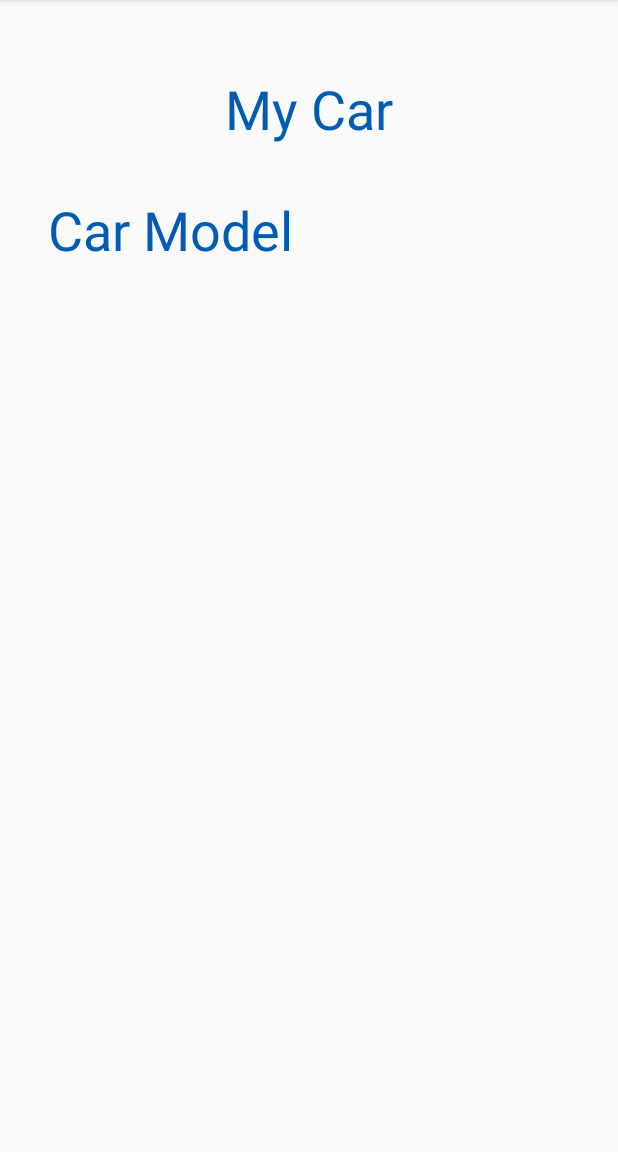
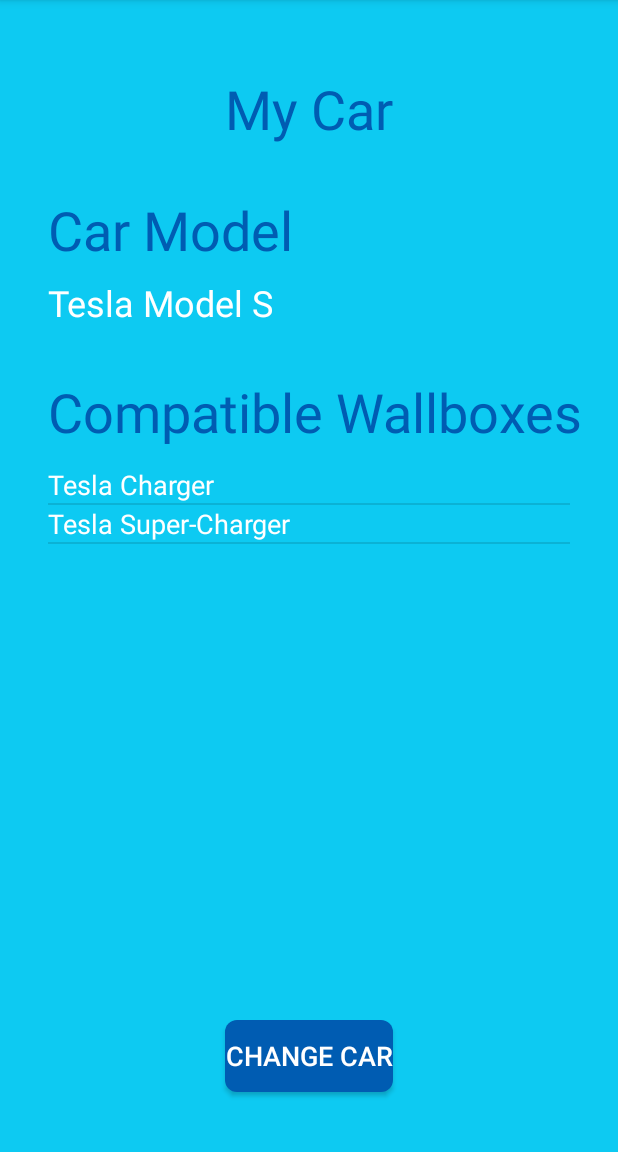
Before and after one commit to Catalinu23/Wallbox4Share, an Android app: the MyCarActivity screen opened directly, with no data from a screen before it, on a phone screen of 412 x 824 dp, the part 84-1236 px from its top. Run offline under Robolectric (Android 15) with nearby library versions, the phone set to English and light mode, and no system bars.

Commit message:
added "My Car" section

```diff
--- a/app/src/main/java/com/example/wallbox4share/MapActivity.java
+++ b/app/src/main/java/com/example/wallbox4share/MapActivity.java
@@ -39,7 +39,6 @@ public class MapActivity extends FragmentActivity implements OnMapReadyCallback,
     private static final int REQUEST_CODE = 101;
     private GoogleMap mMap;
     private Geocoder geocoder;
-
 
     @Override
     protected void onCreate(Bundle savedInstanceState) {
--- a/app/src/main/java/com/example/wallbox4share/MyCarActivity.java
+++ b/app/src/main/java/com/example/wallbox4share/MyCarActivity.java
@@ -1,16 +1,80 @@
 package com.example.wallbox4share;
 
+import androidx.annotation.NonNull;
+import androidx.annotation.Nullable;
 import androidx.appcompat.app.AppCompatActivity;
 
+import android.app.AlertDialog;
+import android.content.Context;
 import android.os.Bundle;
+import android.util.Log;
+import android.view.LayoutInflater;
+import android.view.View;
+import android.widget.ArrayAdapter;
+import android.widget.Button;
+import android.widget.ListView;
+import android.widget.Spinner;
+import android.widget.TextView;
+
+import java.util.ArrayList;
+import java.util.Collection;
+import java.util.HashMap;
+import java.util.Map;
+import java.util.Set;
+
+import static java.sql.DriverManager.println;
 
 public class MyCarActivity extends AppCompatActivity {
+
+    ArrayList<String> carsArray = new ArrayList<String>();
 
     @Override
     protected void onCreate(Bundle savedInstanceState) {
         super.onCreate(savedInstanceState);
         setContentView(R.layout.activity_my_car);
 
+        carsArray.add("Tesla Model S");
+        carsArray.add("Tesla Model 3");
+        carsArray.add("Tesla Model X");
+        carsArray.add("Tesla Model Y");
 
+        ArrayList teslaModelS = new ArrayList();
+        teslaModelS.add("Tesla Charger");
+        teslaModelS.add("Tesla Super-Charger");
+
+        ListView compatibleWallboxesListView = findViewById(R.id.compatibleWallboxesListView);
+        ArrayAdapter arrayAdapter = new ArrayAdapter(this, R.layout.custom_list_view_layout, teslaModelS);
+        compatibleWallboxesListView.setAdapter(arrayAdapter);
+
+        Button changeCarButton = findViewById(R.id.changeCarButton);
+        TextView carModelText = findViewById(R.id.carModelText);
+
+        Context mContext = this;
+
+        changeCarButton.setOnClickListener(new View.OnClickListener() {
+            @Override
+            public void onClick(View v) {
+                openDialog(mContext);
+            }
+        });
     }
+
+    public void openDialog(Context context) {
+        View dialogView = LayoutInflater.from(context).inflate(R.layout.change_car_dialog_layout, null);
+        AlertDialog alertDialog = new AlertDialog.Builder(context).create();
+        alertDialog.setView(dialogView);
+
+        Spinner spinner = dialogView.findViewById(R.id.spinner);
+        Button okButton = dialogView.findViewById(R.id.okButton);
+
+        spinner.setAdapter(new ArrayAdapter(this, R.layout.support_simple_spinner_dropdown_item, carsArray));
+        okButton.setOnClickListener(new View.OnClickListener() {
+            @Override
+            public void onClick(View v) {
+                alertDialog.dismiss();
+            }
+        });
+        alertDialog.show();
+    }
+
 }
--- a/app/src/main/res/layout/activity_my_car.xml
+++ b/app/src/main/res/layout/activity_my_car.xml
@@ -4,6 +4,7 @@
     xmlns:tools="http://schemas.android.com/tools"
     android:layout_width="match_parent"
     android:layout_height="match_parent"
+    android:background="@color/light_blue"
     tools:context=".MyCarActivity">
 
     <TextView
@@ -29,4 +30,57 @@
         android:textSize="36sp"
         app:layout_constraintStart_toStartOf="parent"
         app:layout_constraintTop_toBottomOf="@+id/myCarTitleTextView" />
+
+    <TextView
+        android:id="@+id/compatibleWallboxessTextView"
+        android:layout_width="wrap_content"
+        android:layout_height="wrap_content"
+        android:layout_marginStart="32dp"
+        android:layout_marginTop="32dp"
+        android:text="Compatible Wallboxes"
+        android:textColor="@color/purple_500"
+        android:textSize="36sp"
+        app:layout_constraintStart_toStartOf="parent"
+        app:layout_constraintTop_toBottomOf="@+id/carModelText" />
+
+    <TextView
+        android:id="@+id/carModelText"
+        android:layout_width="wrap_content"
+        android:layout_height="wrap_content"
+        android:layout_marginStart="32dp"
+        android:layout_marginTop="8dp"
+        android:text="Tesla Model S"
+        android:textColor="@color/white"
+        android:textColorLink="@color/white"
+        android:textSize="24sp"
+        app:layout_constraintStart_toStartOf="parent"
+        app:layout_constraintTop_toBottomOf="@+id/CarModelTextView" />
+
+    <ListView
+        android:id="@+id/compatibleWallboxesListView"
+        android:layout_width="0dp"
+        android:layout_height="0dp"
+        android:layout_marginStart="32dp"
+        android:layout_marginTop="12dp"
+        android:layout_marginEnd="32dp"
+        android:layout_marginBottom="128dp"
+        app:layout_constraintBottom_toBottomOf="parent"
+        app:layout_constraintEnd_toEndOf="parent"
+        app:layout_constraintHorizontal_bias="0.0"
+        app:layout_constraintStart_toStartOf="parent"
+        app:layout_constraintTop_toBottomOf="@+id/compatibleWallboxessTextView"
+        app:layout_constraintVertical_bias="1.0" />
+
+    <Button
+        android:id="@+id/changeCarButton"
+        android:layout_width="wrap_content"
+        android:layout_height="wrap_content"
+        android:background="@drawable/blue_rounded_button"
+        android:text="Change Car"
+        android:textColor="@color/white"
+        android:textSize="18sp"
+        app:layout_constraintBottom_toBottomOf="parent"
+        app:layout_constraintEnd_toEndOf="parent"
+        app:layout_constraintStart_toStartOf="parent"
+        app:layout_constraintTop_toBottomOf="@+id/compatibleWallboxesListView" />
 </androidx.constraintlayout.widget.ConstraintLayout>
--- /dev/null
+++ b/app/src/main/res/layout/custom_list_view_layout.xml
@@ -0,0 +1,8 @@
+<?xml version="1.0" encoding="utf-8"?>
+<TextView xmlns:android="http://schemas.android.com/apk/res/android"
+    android:id="@+id/tv"
+    android:layout_width="fill_parent"
+    android:layout_height="fill_parent"
+    android:gravity="center_vertical"
+    android:textColor="@color/white"
+    android:textSize="18sp" />
```
Also changed, not shown: app/src/main/java/com/example/wallbox4share/ChangeCarDialog.java (added, +25 -0 lines), app/src/main/java/com/example/wallbox4share/UserMenuCategoriesActivity.java (+20 -0 lines), app/src/main/res/layout/change_car_dialog_layout.xml (added, +23 -0 lines).
